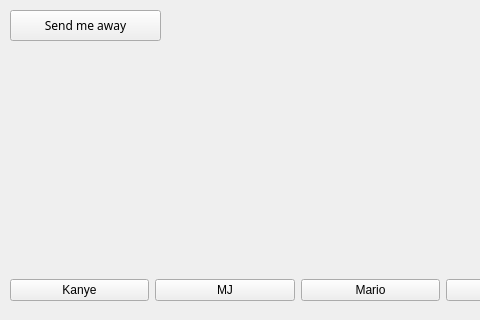
Before: the Qt Designer form Form.ui in University-of-Utah-CS3505/a9-edu-app-jakecolacoo, drawn with Qt 5; both pictures show x 0 to 480 and y 0 to 320 of the 741 by 640 pixel window.
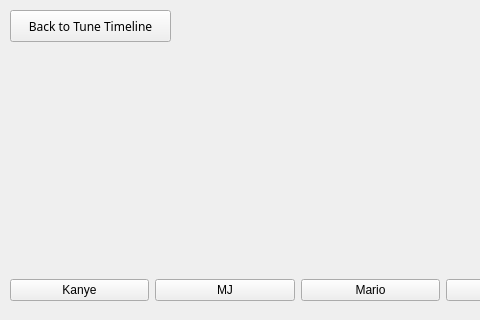
After: the same form once the commit is applied.

```diff
--- a/Form.ui
+++ b/Form.ui
@@ -21,8 +21,8 @@
     <rect>
      <x>10</x>
      <y>10</y>
-     <width>151</width>
-     <height>31</height>
+     <width>161</width>
+     <height>32</height>
     </rect>
    </property>
    <property name="font">
@@ -31,7 +31,7 @@
     </font>
    </property>
    <property name="text">
-    <string>Send me away</string>
+    <string>Back to Tune Timeline</string>
    </property>
   </widget>
   <widget class="QLabel" name="label">
```
